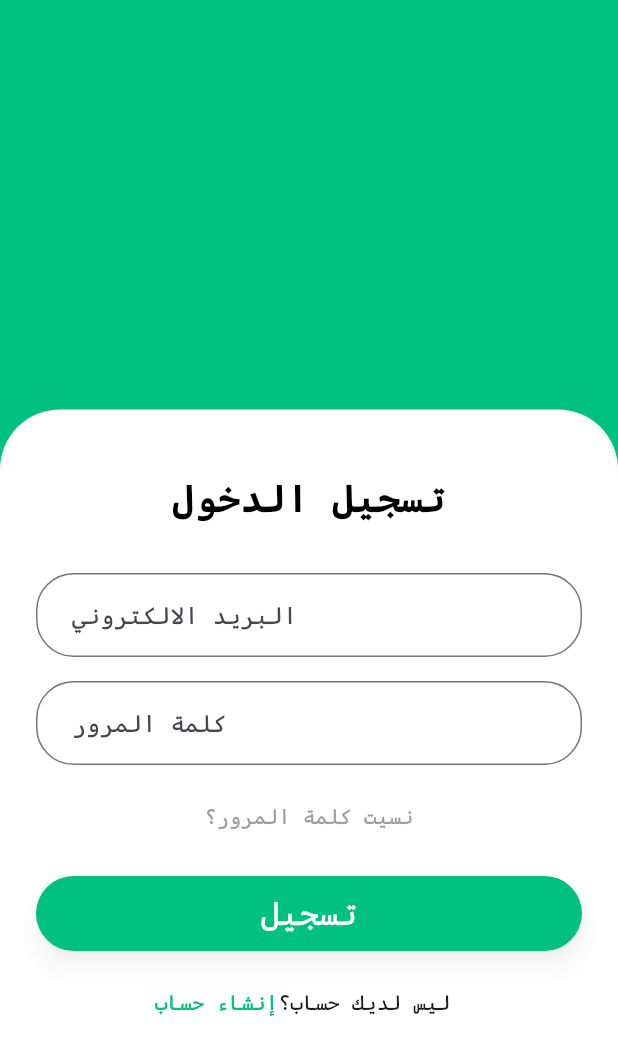
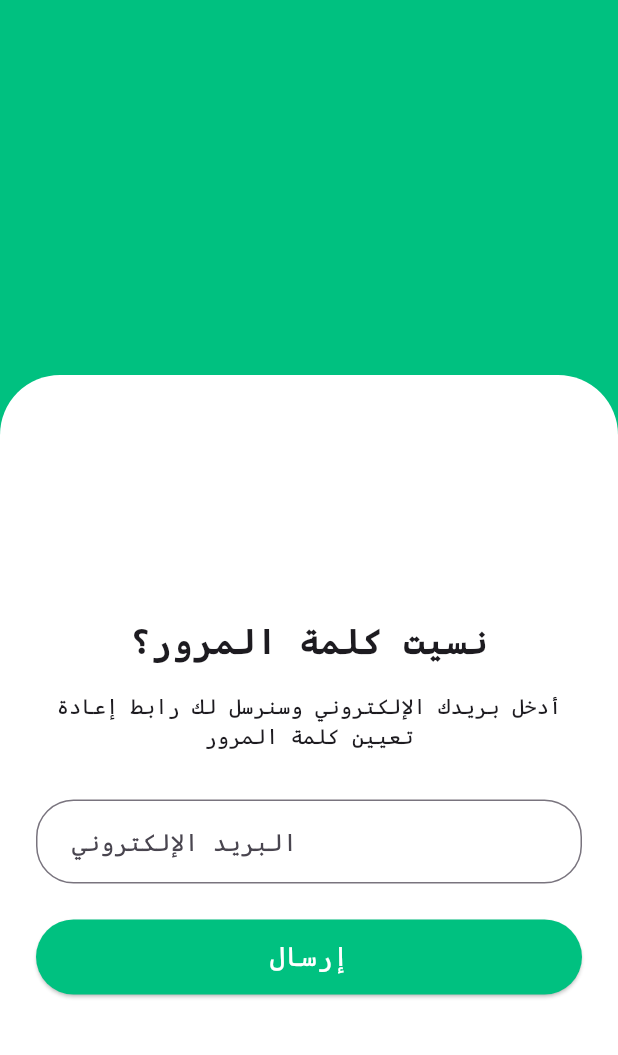
Before and after one commit to Os18i/Hemmah_App, a Flutter app: the LoginScreen screen opened directly, after a tap on "نسيت كلمة المرور؟", on a phone screen of 412 x 824 dp. Shown: the top 1055 px of the screen. Run offline on Flutter 3.47's test engine with Material 3 defaults, Android fonts, the phone set to English and light mode, and no system bars; our stand-ins replace flutter_otp_text_field, smooth_page_indicator, supabase_flutter; accounts and stored records are empty.

Commit message:
Ubdate OTP

```diff
--- /dev/null
+++ b/devtools_options.yaml
@@ -0,0 +1,3 @@
+description: This file stores settings for Dart & Flutter DevTools.
+documentation: https://docs.flutter.dev/tools/devtools/extensions#configure-extension-enablement-states
+extensions:
--- /dev/null
+++ b/lib/screens/forgot_password_Screen.dart
@@ -0,0 +1,101 @@
+import 'package:flutter/material.dart';
+import 'package:supabase_flutter/supabase_flutter.dart';
+
+class ForgotPasswordScreen extends StatefulWidget {
+  const ForgotPasswordScreen({super.key});
+
+  @override
+  State<ForgotPasswordScreen> createState() => _ForgotPasswordScreenState();
+}
+
+class _ForgotPasswordScreenState extends State<ForgotPasswordScreen> {
+  final _emailController = TextEditingController();
+  final supabase = Supabase.instance.client;
+
+  Future<void> _resetPassword() async {
+    final email = _emailController.text.trim();
+
+    if (email.isEmpty) {
+      ScaffoldMessenger.of(
+        context,
+      ).showSnackBar(const SnackBar(content: Text('أدخل بريدك الإلكتروني')));
+      return;
+    }
+
+    try {
+      await supabase.auth.resetPasswordForEmail(email);
+      ScaffoldMessenger.of(context).showSnackBar(
+        const SnackBar(content: Text('تم إرسال رابط إعادة التعيين إلى بريدك')),
+      );
+    } catch (e) {
+      ScaffoldMessenger.of(
+        context,
+      ).showSnackBar(const SnackBar(content: Text('حدث خطأ. تأكد من البريد')));
+    }
+  }
+
+  @override
+  Widget build(BuildContext context) {
+    return Scaffold(
+      backgroundColor: const Color(0xFF00C180),
+      body: Column(
+        children: [
+          const SizedBox(height: 250),
+          Expanded(
+            child: Container(
+              padding: const EdgeInsets.all(24),
+              decoration: const BoxDecoration(
+                color: Colors.white,
+                borderRadius: BorderRadius.vertical(top: Radius.circular(40)),
+              ),
+              child: Column(
+                mainAxisAlignment: MainAxisAlignment.center,
+                children: [
+                  const Text(
+                    'نسيت كلمة المرور؟',
+                    style: TextStyle(fontSize: 24, fontWeight: FontWeight.bold),
+                  ),
+                  const SizedBox(height: 16),
+                  const Text(
+                    'أدخل بريدك الإلكتروني وسنرسل لك رابط إعادة تعيين كلمة المرور',
+                    textAlign: TextAlign.center,
+                    style: TextStyle(fontSize: 14),
+                  ),
+                  const SizedBox(height: 32),
+                  TextField(
+                    controller: _emailController,
+                    decoration: InputDecoration(
+                      hintText: 'البريد الإلكتروني',
+                      border: OutlineInputBorder(
+                        borderRadius: BorderRadius.circular(25),
+                      ),
+                      contentPadding: const EdgeInsets.symmetric(
+                        horizontal: 20,
+                        vertical: 16,
+                      ),
+                    ),
+                  ),
+                  const SizedBox(height: 24),
+                  ElevatedButton(
+                    onPressed: _resetPassword,
+                    style: ElevatedButton.styleFrom(
+                      backgroundColor: const Color(0xFF00C180),
+                      minimumSize: const Size(double.infinity, 50),
+                      shape: RoundedRectangleBorder(
+                        borderRadius: BorderRadius.circular(30),
+                      ),
+                    ),
+                    child: const Text(
+                      'إرسال',
+                      style: TextStyle(color: Colors.white, fontSize: 18),
+                    ),
+                  ),
+                ],
+              ),
+            ),
+          ),
+        ],
+      ),
+    );
+  }
+}
--- a/pubspec.yaml
+++ b/pubspec.yaml
@@ -13,6 +13,8 @@ dependencies:
     sdk: flutter
   cupertino_icons: ^1.0.8
   smooth_page_indicator: ^1.1.0
+  supabase_flutter: ^1.10.9
+  flutter_otp_text_field: ^1.1.1
 
 
 dev_dependencies:
```
Also changed, not shown: lib/main.dart (+12 -2 lines), lib/screens/login_screen.dart (+56 -10 lines), lib/screens/otp_screen.dart (+50 -62 lines), lib/screens/register_screen.dart (+86 -14 lines), pubspec.lock, 3440 other files.
